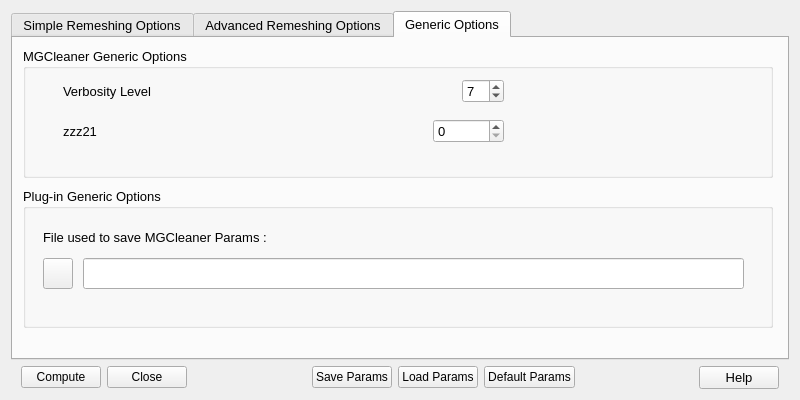
First picture: the form in src/Tools/MGCleanerPlug/MGCleanerPlugDialog.ui, repository looooo/salome_smesh, before the edit.
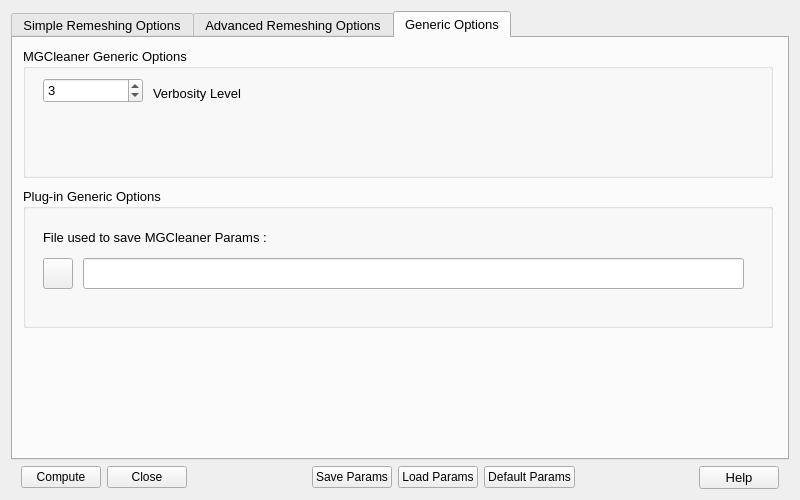
Second picture: the form after the edit. The open tabs and pages were chosen to show the change. Icons and pictures are not drawn.

Patch:
```diff
--- a/src/Tools/MGCleanerPlug/MGCleanerPlugDialog.ui
+++ b/src/Tools/MGCleanerPlug/MGCleanerPlugDialog.ui
@@ -7,7 +7,7 @@
     <x>0</x>
     <y>0</y>
     <width>800</width>
-    <height>400</height>
+    <height>500</height>
    </rect>
   </property>
   <property name="windowTitle">
@@ -762,99 +762,44 @@
        <property name="title">
         <string>MGCleaner Generic Options</string>
        </property>
-       <widget class="QWidget" name="layoutWidget">
-        <property name="geometry">
-         <rect>
-          <x>40</x>
-          <y>30</y>
-          <width>441</width>
-          <height>27</height>
-         </rect>
-        </property>
-        <layout class="QHBoxLayout" name="horizontalLayout_3">
-         <item>
-          <widget class="QLabel" name="label">
-           <property name="text">
-            <string>Verbosity Level</string>
-           </property>
-          </widget>
-         </item>
-         <item>
-          <spacer name="horizontalSpacer_2">
-           <property name="orientation">
-            <enum>Qt::Horizontal</enum>
-           </property>
-           <property name="sizeHint" stdset="0">
-            <size>
-             <width>28</width>
-             <height>20</height>
-            </size>
-           </property>
-          </spacer>
-         </item>
-         <item>
+       
           <widget class="QSpinBox" name="SP_Verbosity">
+        <property name="geometry">
+         <rect>
+          <x>20</x>
+          <y>30</y>
+          <width>100</width>
+          <height>25</height>
+         </rect>
+        </property>
            <property name="maximum">
             <number>10</number>
            </property>
            <property name="value">
-            <number>7</number>
+            <number>3</number>
            </property>
           </widget>
-         </item>
-        </layout>
-       </widget>
-       <widget class="QWidget" name="layoutWidget_2">
+       
+          <widget class="QLabel" name="label">
         <property name="geometry">
          <rect>
-          <x>40</x>
-          <y>70</y>
-          <width>441</width>
-          <height>27</height>
+          <x>130</x>
+          <y>30</y>
+          <width>600</width>
+          <height>30</height>
          </rect>
         </property>
-        <layout class="QHBoxLayout" name="horizontalLayout_4">
-         <item>
-          <widget class="QLabel" name="label_6">
-           <property name="minimumSize">
-            <size>
-             <width>225</width>
-             <height>25</height>
-            </size>
-           </property>
+        <property name="toolTip">
+         <string>sets the verbosity level.
+From 0 (no detail) to 10 (very detailed).
+Default is 3.</string>
+        </property>
            <property name="text">
-            <string>zzz21</string>
+            <string>Verbosity Level</string>
            </property>
           </widget>
-         </item>
-         <item>
-          <spacer name="horizontalSpacer_3">
-           <property name="orientation">
-            <enum>Qt::Horizontal</enum>
-           </property>
-           <property name="sizeHint" stdset="0">
-            <size>
-             <width>28</width>
-             <height>20</height>
-            </size>
-           </property>
-          </spacer>
-         </item>
-         <item>
-          <widget class="QSpinBox" name="SP_Memory">
-           <property name="toolTip">
-            <string>zzz22</string>
-           </property>
-           <property name="maximum">
-            <number>100000</number>
-           </property>
-           <property name="value">
-            <number>0</number>
-           </property>
-          </widget>
-         </item>
-        </layout>
-       </widget>
+       
+       
       </widget>
       <widget class="QGroupBox" name="groupBox_6">
        <property name="geometry">
```
Left out of the diff: 6 changed lines with no effect on the pictures.
